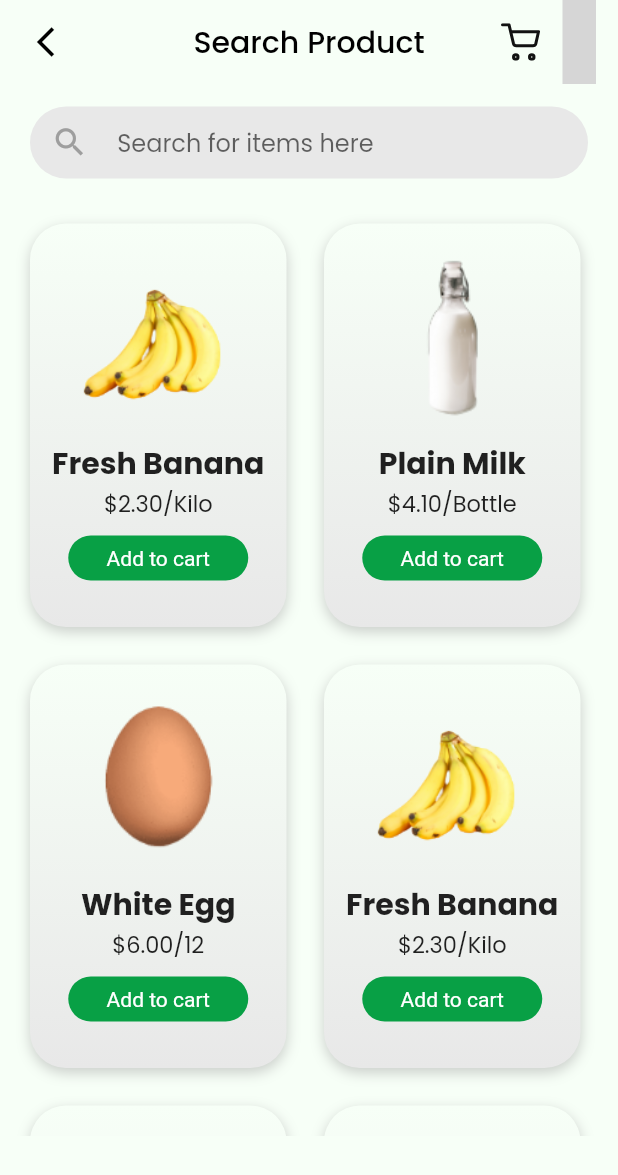
After one commit to AminullahTajMuhammad/grocery_app_ui_flutter, a Flutter app: the screen it shows after launch, after a tap on "See All", on a phone screen of 412 x 824 dp. The commit adds this screen. Shown: the top 1175 px of the screen. Run offline on Flutter 3.47's test engine with Material 2 defaults, Android fonts, the phone set to English and light mode, and no system bars; our stand-ins replace bottom_navy_bar, flutter_svg, google_fonts; missing offline and left inert: dart:ffi; grey boxes are pictures that could not be loaded.

Commit message:
See All Products UI complete.

```diff
--- a/lib/components/product_item.dart
+++ b/lib/components/product_item.dart
@@ -15,6 +15,7 @@ class ProductItem extends StatelessWidget {
       padding: EdgeInsets.only(left: 10, top: 10, bottom: 15),
       child: Container(
         width: 180,
+        height: 280,
         margin: EdgeInsets.only(right: 15),
         decoration: BoxDecoration(
           borderRadius: BorderRadius.circular(24),
--- a/lib/home_page.dart
+++ b/lib/home_page.dart
@@ -6,6 +6,7 @@ import 'package:flutter_svg/flutter_svg.dart';
 import 'package:google_fonts/google_fonts.dart';
 import 'package:grocery_app/components/product_item.dart';
 import 'package:grocery_app/contants.dart';
+import 'package:grocery_app/see_all_page.dart';
 
 class HomePage extends StatefulWidget {
   @override
@@ -277,6 +278,12 @@ class _HomePageState extends State<HomePage> {
                 Positioned(
                   right: 20,
                   top: 8,
+                  child: GestureDetector(
+                    onTap: () {
+                      Navigator.push(context, MaterialPageRoute(
+                        builder: (context) => SeeAllProducts(),),
+                      );
+                    },
                     child: Row(
                       mainAxisAlignment: MainAxisAlignment.start,
                       crossAxisAlignment: CrossAxisAlignment.start,
@@ -294,6 +301,7 @@ class _HomePageState extends State<HomePage> {
                           color: Constants.GREY_COLOR,
                         ),
                       ],
+                    ),
                   ),
                 ),
               ],
--- /dev/null
+++ b/lib/see_all_page.dart
@@ -0,0 +1,145 @@
+import 'package:flutter/material.dart';
+import 'package:flutter_svg/svg.dart';
+import 'package:google_fonts/google_fonts.dart';
+import 'package:grocery_app/contants.dart';
+
+import 'components/product_item.dart';
+
+class SeeAllProducts extends StatefulWidget {
+  @override
+  _SeeAllProductsState createState() => _SeeAllProductsState();
+}
+
+class _SeeAllProductsState extends State<SeeAllProducts> {
+  @override
+  Widget build(BuildContext context) {
+    return Scaffold(
+      backgroundColor: Constants.SURFACE_COLOR,
+      appBar: AppBar(
+        backgroundColor: Constants.SURFACE_COLOR,
+        elevation: 0,
+        centerTitle: true,
+        leading: Container(
+          margin: EdgeInsets.only(left: 17),
+          child: GestureDetector(
+            onTap: () {
+              Navigator.pop(context);
+            },
+            child: Icon(
+              Icons.arrow_back_ios,
+              color: Colors.black,
+            ),
+          ),
+        ),
+        title: Text(
+          'Search Product',
+          style: TextStyle(
+            color: Colors.black,
+            fontFamily: GoogleFonts.poppins().fontFamily
+          ),
+        ),
+        actions: [
+          GestureDetector(
+            onTap: () {},
+            child: Container(
+              margin: EdgeInsets.only(right: 15),
+              child: SvgPicture.asset('assets/ic_shopping.svg'),
+            ),
+          ),
+          GestureDetector(
+            onTap: () {},
+            child: Container(
+              width: 22,
+              margin: EdgeInsets.only(right: 15),
+              child: SvgPicture.asset('assets/ic_filter.svg'),
+            ),
+          ),
+        ],
+      ),
+      body: SingleChildScrollView(
+        child: SafeArea(
+          child: initScreen(),
+        ),
+      ),
+    );
+  }
+
+  Widget initScreen() {
+    return Column(
+      mainAxisAlignment: MainAxisAlignment.start,
+      crossAxisAlignment: CrossAxisAlignment.start,
+      children: [
+        buildSearch(),
+        buildProducts()
+      ],
+    );
+  }
+
+  Widget buildSearch() {
+    return Container(
+      decoration: BoxDecoration(
+        borderRadius: BorderRadius.all(Radius.circular(25)),
+        color: Color(0xffE8E8E8),
+      ),
+      margin: EdgeInsets.only(left: 20, right: 20, top: 15),
+      child: Row(
+        children: [
+          Expanded(
+            flex: 1,
+            child: Container(
+              child: Center(
+                child: Icon(
+                  Icons.search,
+                  color: Colors.grey,
+                  size: 25,
+                ),
+              ),
+            ),
+          ),
+          Expanded(
+            flex: 6,
+            child: Container(
+              margin: EdgeInsets.only(left: 5, right: 10),
+              child: TextField(
+                maxLines: 1,
+                autofocus: false,
+                style: TextStyle(
+                    color: Constants.PRIMARY_COLOR,
+                    fontSize: 16,
+                    fontFamily: GoogleFonts.poppins().fontFamily
+                ),
+                decoration: InputDecoration(
+                  border: InputBorder.none,
+                  hintText: 'Search for items here',
+                ),
+                cursorColor: Constants.PRIMARY_COLOR,
+              ),
+            ),
+          ),
+        ],
+      ),
+    );
+  }
+
+  Widget buildProducts() {
+    return Container(
+      margin: EdgeInsets.only(left: 10, right: 10, top: 20),
+      width: MediaQuery.of(context).size.width,
+      height: MediaQuery.of(context).size.height * 0.75,
+      child: GridView.count(
+        primary: false,
+        crossAxisCount: 2,
+        childAspectRatio: 2.0/3.0,
+        shrinkWrap: false,
+        children: [
+          ProductItem(image: "assets/banana.png", title: "Fresh Banana", price: "\$2.30/Kilo"),
+          ProductItem(image: "assets/milk.png", title: "Plain Milk", price: "\$4.10/Bottle"),
+          ProductItem(image: "assets/egg_4.png", title: "White Egg", price: "\$6.00/12"),
+          ProductItem(image: "assets/banana.png", title: "Fresh Banana", price: "\$2.30/Kilo"),
+          ProductItem(image: "assets/milk.png", title: "Plain Milk", price: "\$4.10/Bottle"),
+          ProductItem(image: "assets/egg_4.png", title: "White Egg", price: "\$6.00/12"),
+        ],
+      ),
+    );
+  }
+}
```
Lines whose indentation alone changed are shown as unchanged.
